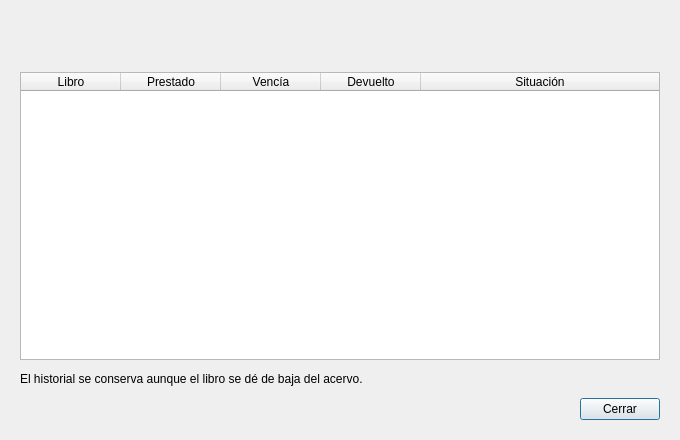
Before: the Qt Designer form src/biblioteca/ui/disenos/historial_alumno.ui in yaelink7/Biblioteca_Implementacion_Escuela_Primaria, drawn with Qt 5.
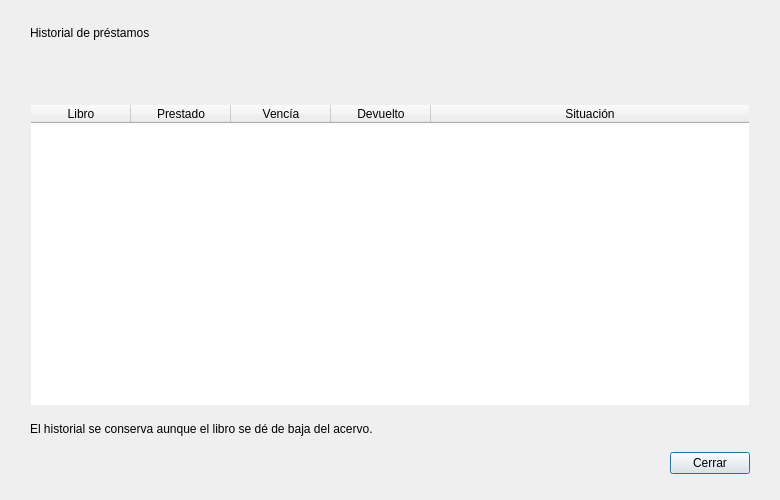
After: the same form once the commit is applied.

```diff
--- a/src/biblioteca/ui/disenos/historial_alumno.ui
+++ b/src/biblioteca/ui/disenos/historial_alumno.ui
@@ -2,43 +2,58 @@
 <ui version="4.0">
  <class>DialogoHistorial</class>
  <widget class="QDialog" name="DialogoHistorial">
-  <property name="geometry">
-   <rect>
-    <x>0</x>
-    <y>0</y>
-    <width>680</width>
-    <height>440</height>
-   </rect>
-  </property>
-  <property name="windowTitle">
-   <string>Historial de préstamos</string>
-  </property>
-  <layout class="QVBoxLayout" name="disposicion">
-   <property name="leftMargin"><number>20</number></property>
-   <property name="topMargin"><number>20</number></property>
-   <property name="rightMargin"><number>20</number></property>
-   <property name="bottomMargin"><number>20</number></property>
-   <property name="spacing"><number>12</number></property>
-
+  <property name="geometry"><rect><x>0</x><y>0</y><width>780</width><height>500</height></rect></property>
+  <property name="windowTitle"><string>Historial de préstamos</string></property>
+  <layout class="QVBoxLayout" name="disposicion" stretch="0,0,1,0,0">
+   <property name="leftMargin"><number>30</number></property>
+   <property name="topMargin"><number>26</number></property>
+   <property name="rightMargin"><number>30</number></property>
+   <property name="bottomMargin"><number>26</number></property>
+   <property name="spacing"><number>16</number></property>
+   <item>
+    <layout class="QVBoxLayout" name="encabezado">
+     <property name="spacing"><number>4</number></property>
+     <item>
+      <widget class="QLabel" name="etiquetaEncabezado">
+       <property name="text"><string>Historial de préstamos</string></property>
+       <property name="rol" stdset="0"><string>tituloDialogo</string></property>
+      </widget>
+     </item>
    <item>
     <widget class="QLabel" name="etiquetaAlumno">
      <property name="text"><string/></property>
-    </widget>
-   </item>
-
+       <property name="wordWrap"><bool>true</bool></property>
+       <property name="rol" stdset="0"><string>subtituloDialogo</string></property>
+      </widget>
+     </item>
+    </layout>
+   </item>
    <item>
     <widget class="QLabel" name="etiquetaResumen">
      <property name="text"><string/></property>
+     <property name="wordWrap"><bool>true</bool></property>
+     <property name="rol" stdset="0"><string>textoDialogo</string></property>
     </widget>
    </item>
-
+   <item>
+    <widget class="QFrame" name="marcoTabla">
+     <property name="rol" stdset="0"><string>marcoTabla</string></property>
+     <layout class="QVBoxLayout" name="disposicionMarco">
+      <property name="leftMargin"><number>1</number></property>
+      <property name="topMargin"><number>1</number></property>
+      <property name="rightMargin"><number>1</number></property>
+      <property name="bottomMargin"><number>1</number></property>
+      <property name="spacing"><number>0</number></property>
    <item>
     <widget class="QTableWidget" name="tablaHistorial">
-     <property name="alternatingRowColors"><bool>true</bool></property>
+        <property name="frameShape"><enum>QFrame::NoFrame</enum></property>
      <property name="selectionBehavior"><enum>QAbstractItemView::SelectRows</enum></property>
      <property name="editTriggers"><set>QAbstractItemView::NoEditTriggers</set></property>
+        <property name="showGrid"><bool>false</bool></property>
+        <property name="wordWrap"><bool>false</bool></property>
      <property name="sortingEnabled"><bool>true</bool></property>
      <attribute name="verticalHeaderVisible"><bool>false</bool></attribute>
+        <attribute name="verticalHeaderDefaultSectionSize"><number>40</number></attribute>
      <attribute name="horizontalHeaderStretchLastSection"><bool>true</bool></attribute>
      <column><property name="text"><string>Libro</string></property></column>
      <column><property name="text"><string>Prestado</string></property></column>
@@ -47,7 +62,9 @@
      <column><property name="text"><string>Situación</string></property></column>
     </widget>
    </item>
-
+     </layout>
+    </widget>
+   </item>
    <item>
     <widget class="QLabel" name="etiquetaNota">
      <property name="text">
@@ -59,6 +76,7 @@
 
    <item>
     <layout class="QHBoxLayout" name="filaBotones">
+     <property name="spacing"><number>10</number></property>
      <item>
       <spacer name="espacioBotones">
        <property name="orientation"><enum>Qt::Horizontal</enum></property>
@@ -70,8 +88,7 @@
      <item>
       <widget class="QPushButton" name="botonCerrar">
        <property name="text"><string>Cerrar</string></property>
-       <property name="minimumHeight"><number>34</number></property>
-       <property name="default"><bool>true</bool></property>
+       <property name="minimumHeight"><number>44</number></property>
       </widget>
      </item>
     </layout>
```
Left out of the diff: 18 changed lines with no effect on the pictures. Lines whose indentation alone changed are shown as unchanged.
